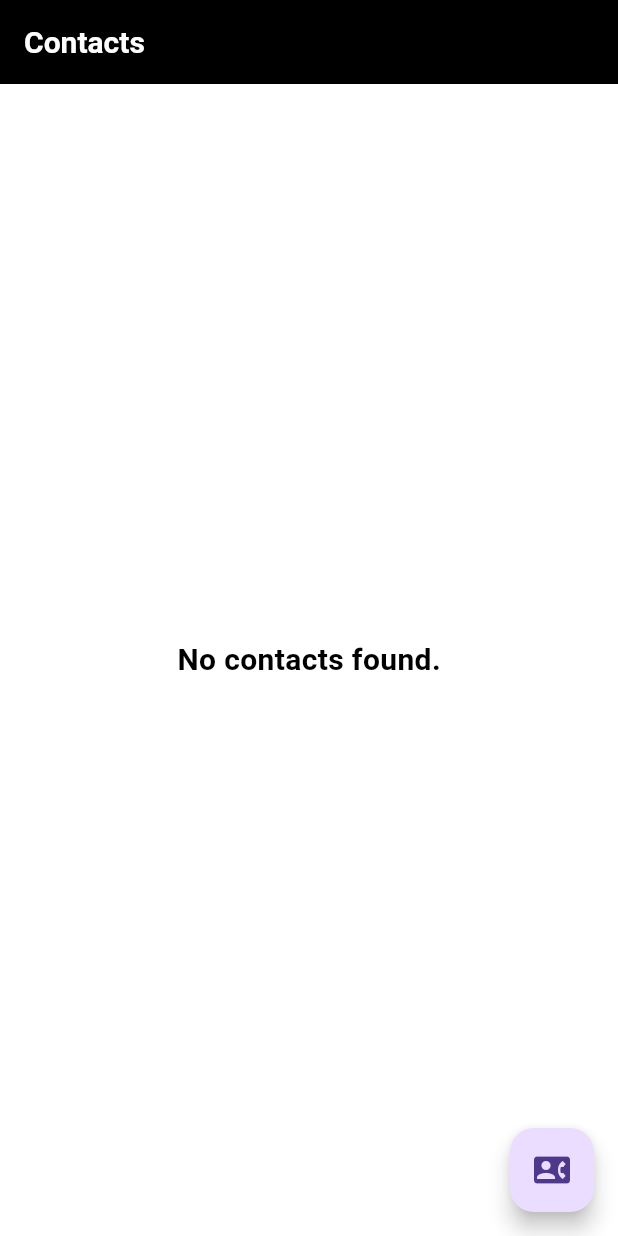
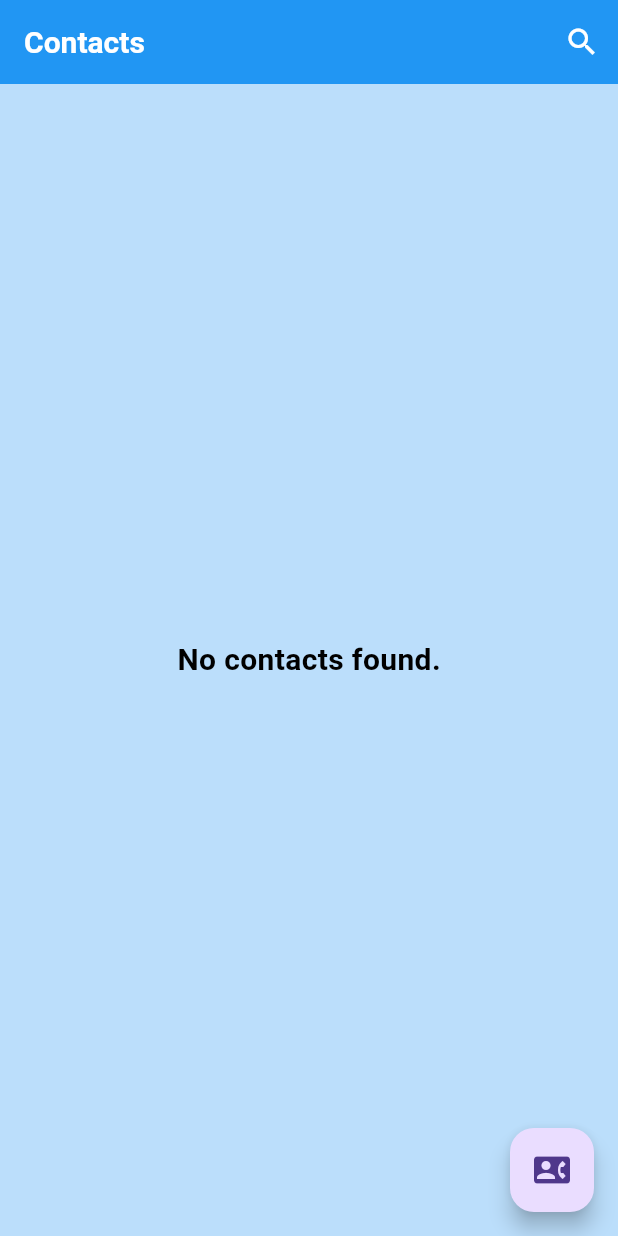
Before and after one commit to ankitmaisuriya/contactsdirectory, a Flutter app: the screen it shows after launch, on a phone screen of 412 x 824 dp. Run offline on Flutter 3.47's test engine with Material 3 defaults, Android fonts, the phone set to English and light mode, and no system bars; our stand-ins replace blur, flutter_speed_dial, share_plus, sqflite; accounts and stored records are empty.

Commit message:
Implemented Search Contacts functionality, Call and Text functionality using SpeedDial Floating button

```diff
--- a/lib/main.dart
+++ b/lib/main.dart
@@ -25,21 +25,81 @@ class MyContacts extends StatefulWidget {
 class _MyContactsState extends State<MyContacts> {
   final DBHelper _dbHelper = DBHelper();
   List<ContactPOJO> _list = [];
+  List<ContactPOJO> filteredList = [];
+  bool _isSearching = false;
+  TextEditingController searchController = TextEditingController();
 
   @override
   void initState() {
     // TODO: implement initState
     loadContacts();
+
     super.initState();
   }
 
   @override
   Widget build(BuildContext context) {
     return Scaffold(
-      backgroundColor: Colors.white,
+      backgroundColor: Colors.blue.shade100,
       appBar: AppBar(
-        backgroundColor: Colors.black,
-        title: Text(
+        elevation: 0,
+        // removes bottom shadow line
+        scrolledUnderElevation: 0,
+        // for Material 3
+        bottomOpacity: 0,
+        shape: Border(bottom: BorderSide(color: Colors.transparent, width: 0)),
+        surfaceTintColor: Colors.transparent,
+        shadowColor: Colors.transparent,
+        backgroundColor: Colors.blue,
+        actions: [
+          _isSearching
+              ? IconButton(
+                  onPressed: () {
+                    // ScaffoldMessenger.of(context).showSnackBar(SnackBar(content:Text('Close')));
+                    setState(() {
+                      _isSearching = false;
+                      searchController.clear();
+                      loadContacts();
+                    });
+                  },
+                  icon: Icon(Icons.close, color: Colors.white),
+                )
+              : IconButton(
+                  onPressed: () {
+                    // ScaffoldMessenger.of(context).showSnackBar(SnackBar(content:Text('Search')));
+                    setState(() {
+                      _isSearching = true;
+                    });
+                  },
+                  icon: Icon(Icons.search, color: Colors.white),
+                ),
+        ],
+        title: _isSearching
+            ? Theme(
+                data: Theme.of(context).copyWith(
+                  inputDecorationTheme: InputDecorationTheme(
+                    border: InputBorder.none,
+                    enabledBorder: InputBorder.none,
+                    focusedBorder: InputBorder.none,
+                  ),
+                ),
+                child: TextField(
+                  style: TextStyle(color: Colors.white),
+                  cursorColor: Colors.white,
+                  controller: searchController,
+                  autofocus: true,
+                  decoration: InputDecoration(
+                    hintText: 'Search...',
+                    hintStyle: TextStyle(color: Colors.white70),
+                    contentPadding: EdgeInsets.symmetric(horizontal: 10),
+                  ),
+                  onChanged: (value) {
+                    print(value);
+                    searchResult(value);
+                  },
+                ),
+              )
+            : Text(
                 'Contacts',
                 style: TextStyle(
                   fontSize: 20,
@@ -66,7 +126,7 @@ class _MyContactsState extends State<MyContacts> {
               )
             : ListView.builder(
                 itemBuilder: (context, index) {
-                  ContactPOJO contact = _list[index];
+                  ContactPOJO contact = filteredList[index];
                   return Card(
                     elevation: 2,
                     margin: EdgeInsets.symmetric(horizontal: 10, vertical: 6),
@@ -86,21 +146,28 @@ class _MyContactsState extends State<MyContacts> {
                         ),
                       ),
                       subtitle: Wrap(
-
-                        children: [Blur(
+                        children: [
+                          Blur(
                             borderRadius: BorderRadius.circular(20),
                             blur: 3.0,
                             blurColor: Theme.of(context).canvasColor,
-                          child: Text(
-                            contact.phone!,
+                            child: Text(contact.phone!),
                           ),
+                        ],
                       ),
-                    ]
+                      trailing: Icon(
+                        Icons.arrow_forward_ios,
+                        color: Colors.blue,
+                        size: 16,
                       ),
-                      trailing: Icon(Icons.arrow_forward_ios, size: 16),
                       onTap: () async {
-
-                        await Navigator.push(context, MaterialPageRoute(builder: (context) => MyContactDetails(contactPOJO: contact,)));
+                        await Navigator.push(
+                          context,
+                          MaterialPageRoute(
+                            builder: (context) =>
+                                MyContactDetails(contactPOJO: contact),
+                          ),
+                        );
                         loadContacts();
 
                         // Handle tap
@@ -109,7 +176,7 @@ class _MyContactsState extends State<MyContacts> {
                     ),
                   );
                 },
-                itemCount: _list.length,
+                itemCount: filteredList.length,
               ),
       ),
     );
@@ -214,6 +281,19 @@ class _MyContactsState extends State<MyContacts> {
     _list.sort(
       (a, b) => a.name!.toLowerCase().compareTo(b.name!.toLowerCase()),
     );
-    setState(() {});
+    setState(() {
+      filteredList = _list;
+    });
+  }
+
+  void searchResult(String str) {
+    setState(() {
+      filteredList = _list
+          .where(
+            (element) =>
+                element.name!.toLowerCase().contains(str.toLowerCase()),
+          )
+          .toList();
+    });
   }
 }
--- a/pubspec.yaml
+++ b/pubspec.yaml
@@ -37,7 +37,8 @@ dependencies:
   sqflite: ^2.3.0
   blur: ^4.0.2
   share_plus: ^10.0.0
-
+  flutter_speed_dial: ^7.0.0
+  url_launcher: ^6.3.0
 dev_dependencies:
   flutter_test:
     sdk: flutter
```
Also changed, not shown: lib/ContactDetails.dart (+52 -16 lines), pubspec.lock, 1 other file. Lines whose indentation alone changed are shown as unchanged.
